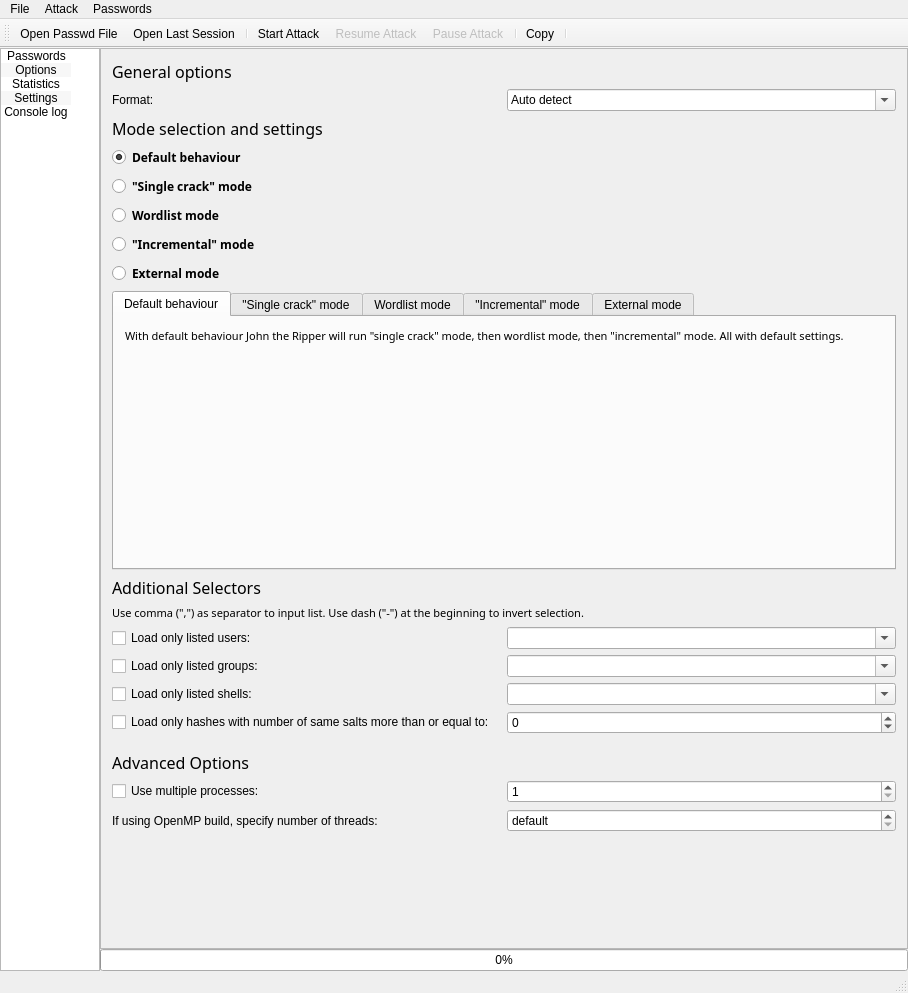
Before: the Qt Designer form mainwindow.ui in openwall/johnny, drawn with Qt 5.
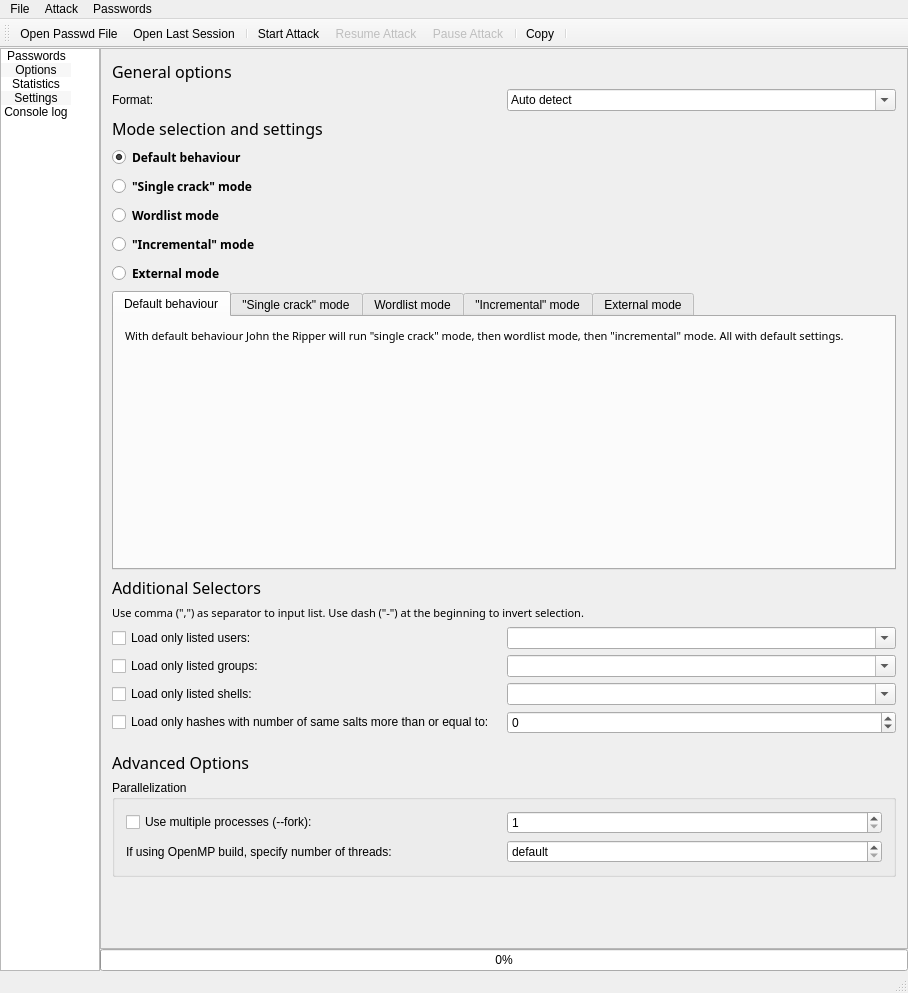
After: the same form once the commit is applied. Icons and pictures are not drawn.

Commit message: Add Parallelization groupBox

What changed in the file:
```diff
--- a/mainwindow.ui
+++ b/mainwindow.ui
@@ -245,8 +245,8 @@
             <rect>
              <x>0</x>
              <y>0</y>
-             <width>814</width>
-             <height>860</height>
+             <width>800</width>
+             <height>891</height>
             </rect>
            </property>
            <layout class="QVBoxLayout" name="verticalLayout_5">
@@ -942,6 +942,12 @@
                 </widget>
                </item>
                <item>
+                <widget class="QGroupBox" name="groupBox_Parallelization">
+                 <property name="title">
+                  <string>Parallelization</string>
+                 </property>
+                 <layout class="QVBoxLayout" name="verticalLayout_12">
+                  <item>
                 <widget class="QWidget" name="widget_Fork" native="true">
                  <layout class="QHBoxLayout" name="horizontalLayout_15">
                   <property name="leftMargin">
@@ -959,7 +965,7 @@
                   <item>
                    <widget class="QCheckBox" name="checkBox_UseFork">
                     <property name="text">
-                     <string>Use multiple processes:</string>
+                        <string>Use multiple processes (--fork):</string>
                     </property>
                    </widget>
                   </item>
@@ -1000,6 +1006,9 @@
                     <property name="specialValueText">
                      <string>default</string>
                     </property>
+                      </widget>
+                     </item>
+                    </layout>
                    </widget>
                   </item>
                  </layout>
```
Lines whose indentation alone changed are shown as unchanged. The commit also changes 2 other files.
